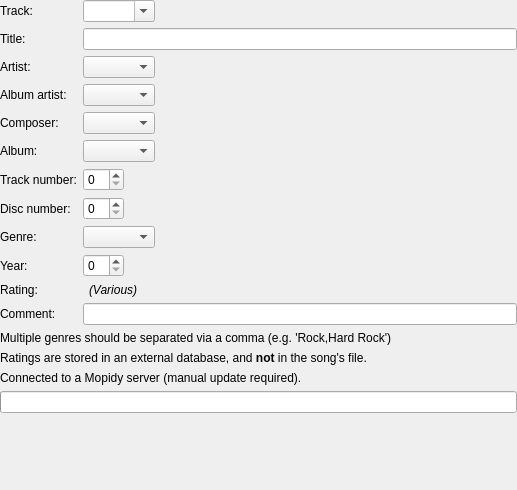
Before: the Qt Designer form tags/tageditor.ui in CDrummond/cantata, drawn with Qt 5.
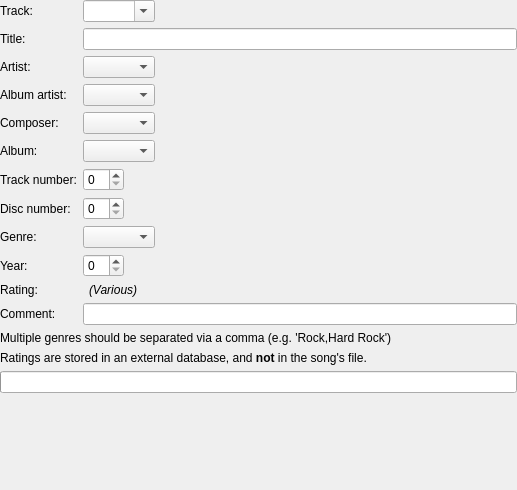
After: the same form once the commit is applied. Custom widgets are drawn as their Qt base class.

Commit message: Remove notes about mopidy - not really spported anyhow...

What changed in the file:
```diff
--- a/tags/tageditor.ui
+++ b/tags/tageditor.ui
@@ -218,13 +218,6 @@
      </property>
     </widget>
    </item>
-   <item>
-    <widget class="PlainUrlNoteLabel" name="mopidyNote">
-     <property name="text">
-      <string>Connected to a Mopidy server (manual update required).</string>
-     </property>
-    </widget>
-   </item>
    <item>
     <widget class="QProgressBar" name="progress"/>
    </item>
```
The commit also changes 8 other files.
